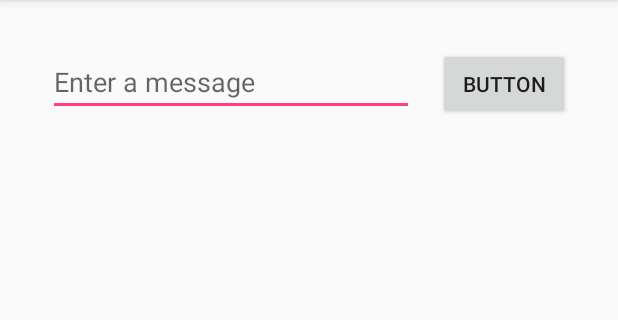
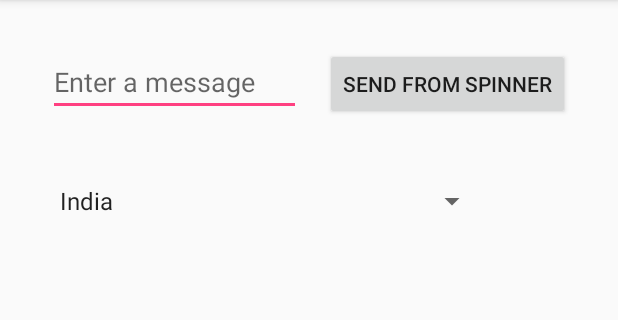
Before and after one commit to tomasmedici/MyFirstAppWithGithub, an Android app: the screen it shows after launch (MainActivity), on a phone screen of 412 x 824 dp, the part 84-404 px from its top. Run offline under Robolectric (Android 15) with nearby library versions, the phone set to English and light mode, and no system bars.

Commit message:
second commit

```diff
--- a/app/src/main/res/layout/activity_main.xml
+++ b/app/src/main/res/layout/activity_main.xml
@@ -1,5 +1,5 @@
 <?xml version="1.0" encoding="utf-8"?>
-<RelativeLayout xmlns:android="http://schemas.android.com/apk/res/android"
+<LinearLayout xmlns:android="http://schemas.android.com/apk/res/android"
     xmlns:app="http://schemas.android.com/apk/res-auto"
     xmlns:tools="http://schemas.android.com/tools"
     android:id="@+id/activity_main"
@@ -24,14 +24,14 @@
             android:layout_width="0dp"
             android:layout_height="wrap_content"
             android:layout_marginLeft="16dp"
-            android:layout_marginRight="0dp"
             android:layout_marginTop="16dp"
             android:hint="@string/edit_message"
             android:inputType="textPersonName"
             app:layout_constraintLeft_toLeftOf="parent"
             app:layout_constraintRight_toLeftOf="@+id/button"
             app:layout_constraintTop_toTopOf="parent"
-            tools:ignore="RtlHardcoded" />
+            tools:ignore="RtlHardcoded"
+            android:layout_marginStart="16dp" />
 
         <Button
             android:id="@+id/button"
@@ -42,6 +42,19 @@
             android:text="@string/button_send"
             app:layout_constraintBaseline_toBaselineOf="@+id/editText"
             app:layout_constraintLeft_toRightOf="@+id/editText"
-            app:layout_constraintRight_toRightOf="parent" />
+            app:layout_constraintRight_toRightOf="parent"
+            android:onClick="sendMessage"
+            android:layout_marginStart="16dp"
+            android:layout_marginEnd="16dp" />
+
+        <Spinner
+            android:layout_width="293dp"
+            android:layout_height="60dp"
+            android:id="@+id/spin"
+            android:entries="@array/country_names"
+            android:layout_marginStart="16dp"
+            android:layout_marginTop="24dp"
+            app:layout_constraintTop_toBottomOf="@+id/button"
+            app:layout_constraintLeft_toLeftOf="parent"></Spinner>
     </android.support.constraint.ConstraintLayout>
-</RelativeLayout>
+</LinearLayout>
--- a/app/src/main/res/values/strings.xml
+++ b/app/src/main/res/values/strings.xml
@@ -1,7 +1,17 @@
 <resources>
     <string name="app_name">MyFirstAppWithGithub</string>
-    <string name="button_send">Button</string>
+    <string name="button_send">Send from Spinner</string>
     <string name="choose_options">Choose one of the following options</string>
     <string name="button_name">Properties</string>
     <string name="edit_message">Enter a message</string>
+    <string name="display_text"></string>
+
+
+    <string-array name="country_names">
+        <item>India</item>
+        <item>Pakistan</item>
+        <item>Nepal</item>
+        <item>China</item>
+        <item>Singapore</item>
+    </string-array>
 </resources>
```
Also changed, not shown: app/src/main/AndroidManifest.xml (+7 -0 lines), app/src/main/java/com/example/myfirstappwithgithub/DisplayMessageActivity.java (added, +24 -0 lines), app/src/main/java/com/example/myfirstappwithgithub/MainActivity.java (+14 -1 lines), app/src/main/res/layout/activity_display_message.xml (added, +35 -0 lines).
